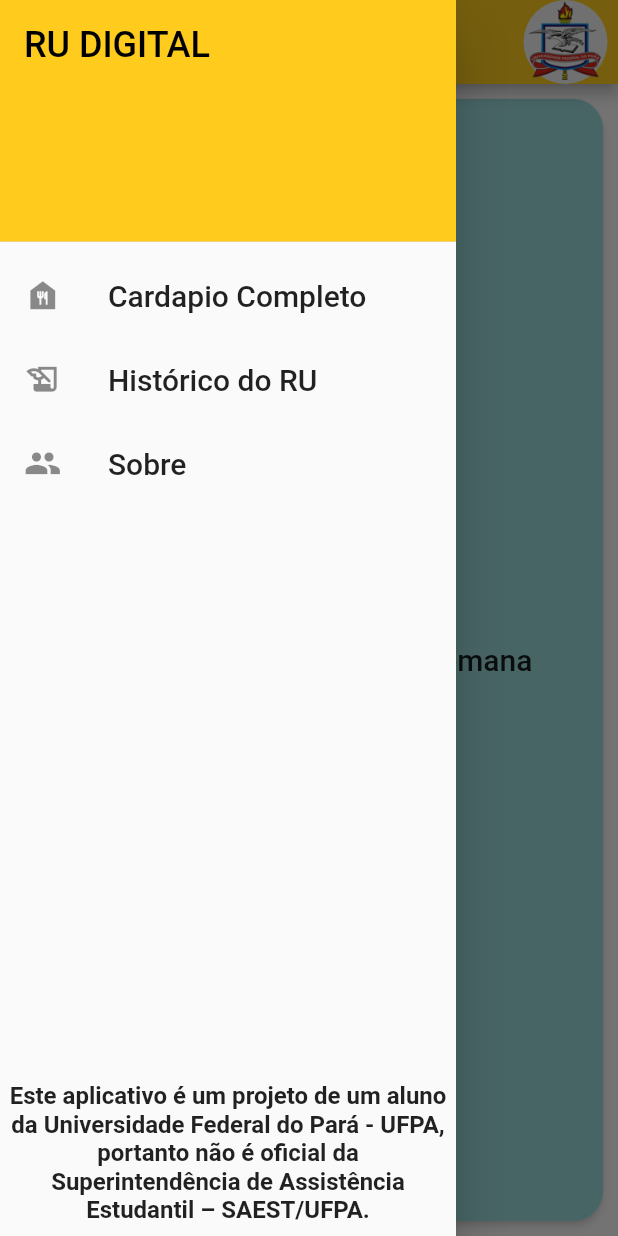
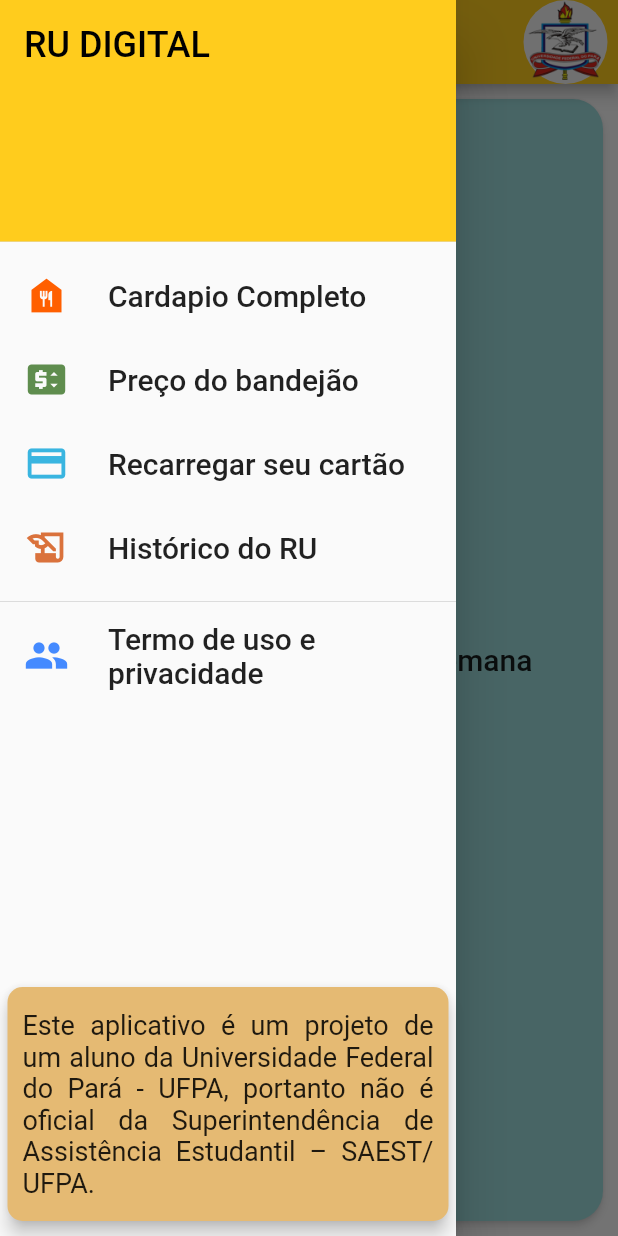
Before and after one commit to ru-digital-ufpa/ru_app, a Flutter app: the MainScreen screen opened by its route, with the side drawer open, on a phone screen of 412 x 824 dp. Run offline on Flutter 3.47's test engine with Material 2 defaults, Android fonts, the light colour scheme and no system bars; network calls fail.

Commit message:
fix drawer and app icon

```diff
--- a/lib/constants.dart
+++ b/lib/constants.dart
@@ -12,7 +12,12 @@
 const kDividerColor = Color(0xFFD5CEA3);
 const kWeekEndColor = Color(0xFF9DDCDC);
 const kSextaColor = Color(0xFF00BCD4);
-
+const kCardapioIconColor = Color(0xFFFF5F00);
+const kPrecoIconColor = Color(0xFF5F8D4E);
+const kCartaoColor = Color(0xFF39B5E0);
+const kInfoTextColor = Color(0xFFE5BA73);
+const kHistoricoColor = Color(0xFFDA723C);
+const kTermoColor = Colors.blueAccent;
 const TextStyle kTextStyle = TextStyle(
   fontSize: 16,
   fontWeight: FontWeight.w400,
--- a/lib/main.dart
+++ b/lib/main.dart
@@ -14,6 +14,8 @@
     );
 
 class MyApp extends StatelessWidget {
+  const MyApp({super.key});
+
   // This widget is the root of your application.
   @override
   Widget build(BuildContext context) {
--- a/lib/widgets/ru_drawer.dart
+++ b/lib/widgets/ru_drawer.dart
@@ -1,6 +1,14 @@
 import 'package:flutter/material.dart';
 import 'package:ru_app/constants.dart';
 import 'package:ru_app/screens/todo_cardapio_screen.dart';
+import 'package:url_launcher/url_launcher.dart';
+import 'package:ru_app/widgets/ru_drawer_list_tile.dart';
+
+final Uri termoUrl = Uri.parse(
+    'https://sites.google.com/view/privacidade-ru-digital/in%C3%ADcio');
+final Uri historyUrl = Uri.parse('https://saest.ufpa.br/ru/index.php/d-2');
+final Uri precosUrl = Uri.parse('https://saest.ufpa.br/ru/index.php/valores');
+final Uri acessoFacilRuUrl = Uri.parse('https://sipac.ufpa.br/sipac/');
 
 class RuDrawer extends StatelessWidget {
   const RuDrawer({
@@ -29,40 +37,88 @@
                     ),
                   ),
                 ),
-                RuListTile(
+                RuDrawerListTile(
+                  iconColor: kCardapioIconColor,
                   icon: Icons.food_bank,
                   title: 'Cardapio Completo',
                   onPress: () {
-                    // TODO :functional
                     Navigator.pushNamed(context, TodoCardapioScreen.id);
                   },
                 ),
-                RuListTile(
-                  icon: Icons.history_edu,
-                  title: 'Histórico do RU',
-                  onPress: (() {
-                    // TODO:functional
+                RuDrawerListTile(
+                  icon: Icons.price_change,
+                  iconColor: kPrecoIconColor,
+                  title: 'Preço do bandejão',
+                  onPress: (() async {
+                    if (await canLaunchUrl(precosUrl)) {
+                      await launchUrl(precosUrl);
+                    }
                   }),
                 ),
-                RuListTile(
+                RuDrawerListTile(
+                  icon: Icons.payment,
+                  iconColor: kCartaoColor,
+                  title: 'Recarregar seu cartão',
+                  onPress: (() async {
+                    if (await canLaunchUrl(acessoFacilRuUrl)) {
+                      await launchUrl(acessoFacilRuUrl,
+                          mode: LaunchMode.externalApplication);
+                    }
+                  }),
+                ),
+                RuDrawerListTile(
+                  icon: Icons.history_edu,
+                  iconColor: kHistoricoColor,
+                  title: 'Histórico do RU',
+                  onPress: (() async {
+                    if (await canLaunchUrl(historyUrl)) {
+                      await launchUrl(historyUrl);
+                    }
+                  }),
+                ),
+                const Divider(),
+                RuDrawerListTile(
                   icon: Icons.group,
-                  title: 'Sobre',
-                  onPress: () {
-                    // TODO:functional
+                  iconColor: kTermoColor,
+                  title: 'Termo de uso e privacidade',
+                  onPress: () async {
+                    if (await canLaunchUrl(termoUrl)) {
+                      await launchUrl(termoUrl);
+                    }
                   },
                 )
               ],
             ),
           ),
-          Expanded(
-            child: Container(
-              child: Text(
-                'Este aplicativo é um projeto de um aluno da Universidade Federal do Pará - UFPA, portanto não é oficial da Superintendência de Assistência Estudantil – SAEST/UFPA.',
-                style: TextStyle(
-                  fontSize: 16,
-                  fontWeight: FontWeight.w600,
+          const SizedBox(
+            child: Card(
+              margin: EdgeInsets.only(
+                left: 5,
+                right: 5,
+                bottom: 10,
+              ),
+              elevation: 5,
+              color: kInfoTextColor,
+              shape: RoundedRectangleBorder(
+                borderRadius: BorderRadius.all(
+                  Radius.circular(10),
                 ),
-                textAlign: TextAlign.center,
+              ),
+              child: Padding(
+                padding: EdgeInsets.only(
+                  left: 10,
+                  right: 10,
+                  top: 15,
+                  bottom: 15,
+                ),
+                child: Text(
+                  'Este aplicativo é um projeto de um aluno da Universidade Federal do Pará - UFPA, portanto não é oficial da Superintendência de Assistência Estudantil – SAEST/UFPA.',
+                  style: TextStyle(
+                    fontSize: 18,
+                    fontWeight: FontWeight.w400,
+                  ),
+                  textAlign: TextAlign.justify,
+                ),
               ),
             ),
           )
@@ -71,35 +127,3 @@
     );
   }
 }
-
-class RuListTile extends StatelessWidget {
-  final IconData icon;
-  final String title;
-  final VoidCallback onPress;
-
-  const RuListTile({
-    super.key,
-    required this.icon,
-    required this.title,
-    required this.onPress,
-  });
-
-  @override
-  Widget build(BuildContext context) {
-    return GestureDetector(
-      onTap: onPress,
-      child: ListTile(
-        leading: Icon(
-          icon,
-          size: 25,
-        ),
-        title: Text(
-          title,
-          style: const TextStyle(
-            fontSize: 20,
-          ),
-        ),
-      ),
-    );
-  }
-}
--- /dev/null
+++ b/lib/widgets/ru_drawer_list_tile.dart
@@ -0,0 +1,36 @@
+import 'package:flutter/material.dart';
+
+class RuDrawerListTile extends StatelessWidget {
+  final IconData icon;
+  final String title;
+  final VoidCallback onPress;
+  final Color? iconColor;
+
+  const RuDrawerListTile({
+    super.key,
+    required this.icon,
+    required this.title,
+    required this.onPress,
+    this.iconColor,
+  });
+
+  @override
+  Widget build(BuildContext context) {
+    return GestureDetector(
+      onTap: onPress,
+      child: ListTile(
+        leading: Icon(
+          icon,
+          size: 30,
+          color: iconColor,
+        ),
+        title: Text(
+          title,
+          style: const TextStyle(
+            fontSize: 20,
+          ),
+        ),
+      ),
+    );
+  }
+}
--- a/pubspec.yaml
+++ b/pubspec.yaml
@@ -37,6 +37,7 @@
   provider: ^6.0.5
   http: ^0.13.5
   flutter_lints: ^2.0.0
+  url_launcher: ^6.1.7
 
 dev_dependencies:
   flutter_test:
```
Also changed, not shown: pubspec.lock, 21 other files.
